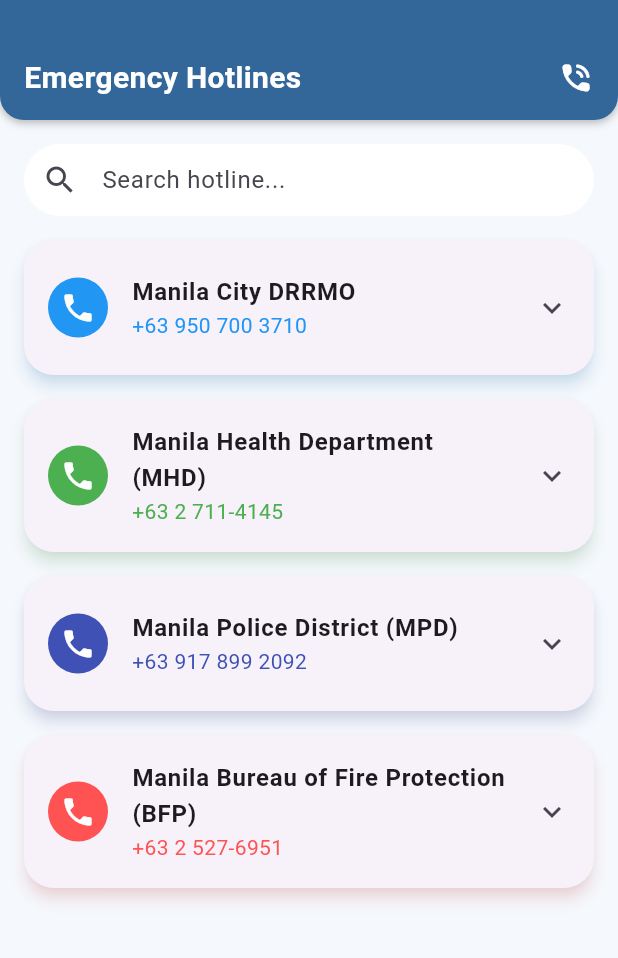
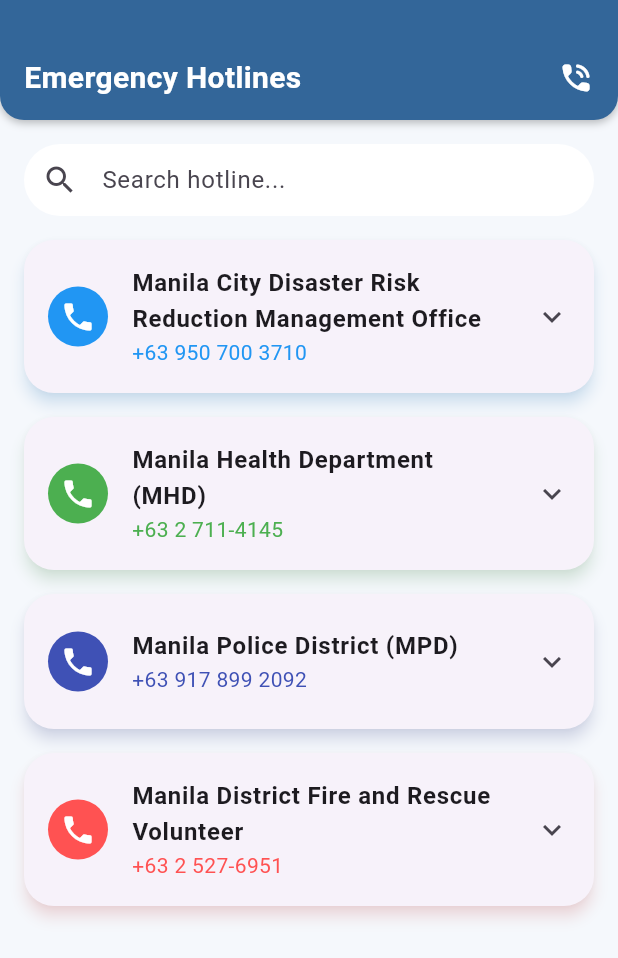
Before and after one commit to Davidtan0502/project_radar_app, a Flutter app: the HotlinesPage screen opened directly, on a phone screen of 412 x 824 dp. Shown: the top 958 px of the screen. Run offline on Flutter 3.47's test engine with Material 3 defaults, Android fonts, the phone set to English and light mode, and no system bars; our stand-ins replace geocoding, geolocator, google_fonts, google_maps_flutter, shared_preferences; accounts and stored records are empty.

Commit message:
Update profile logout pop up and hotlines

```diff
--- a/lib/screens/hotline_screen.dart
+++ b/lib/screens/hotline_screen.dart
@@ -14,7 +14,7 @@ class _HotlinesPageState extends State<HotlinesPage> {
 
   final List<Map<String, dynamic>> _hotlines = [
     {
-      'name': 'Manila City DRRMO',
+      'name': 'Manila City Disaster Risk Reduction Management Office',
       'number': '+63 950 700 3710',
       'description':
           'Handles disaster preparedness, response, and mitigation in Manila.',
@@ -41,7 +41,7 @@ class _HotlinesPageState extends State<HotlinesPage> {
       'color': Colors.indigo,
     },
     {
-      'name': 'Manila Bureau of Fire Protection (BFP)',
+      'name': 'Manila District Fire and Rescue Volunteer',
       'number': '+63 2 527-6951',
       'description':
           'Responds to fire emergencies and promotes fire safety and prevention.',
```
Also changed, not shown: lib/screens/profile_screen.dart (+35 -20 lines), 2 other files.
